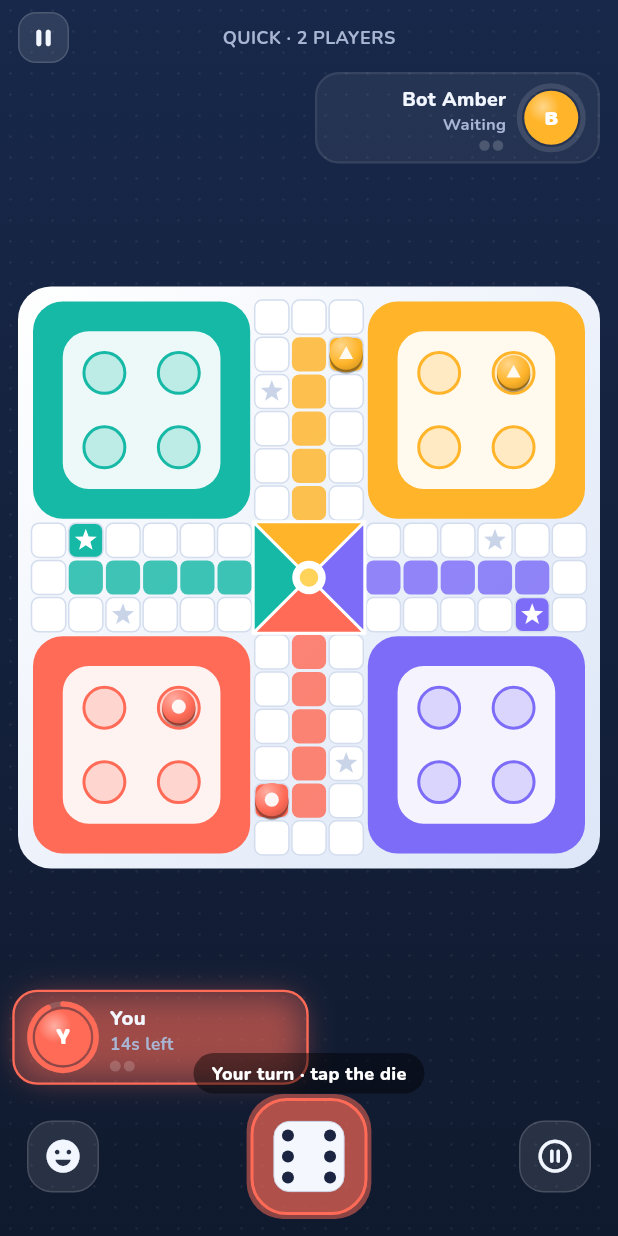
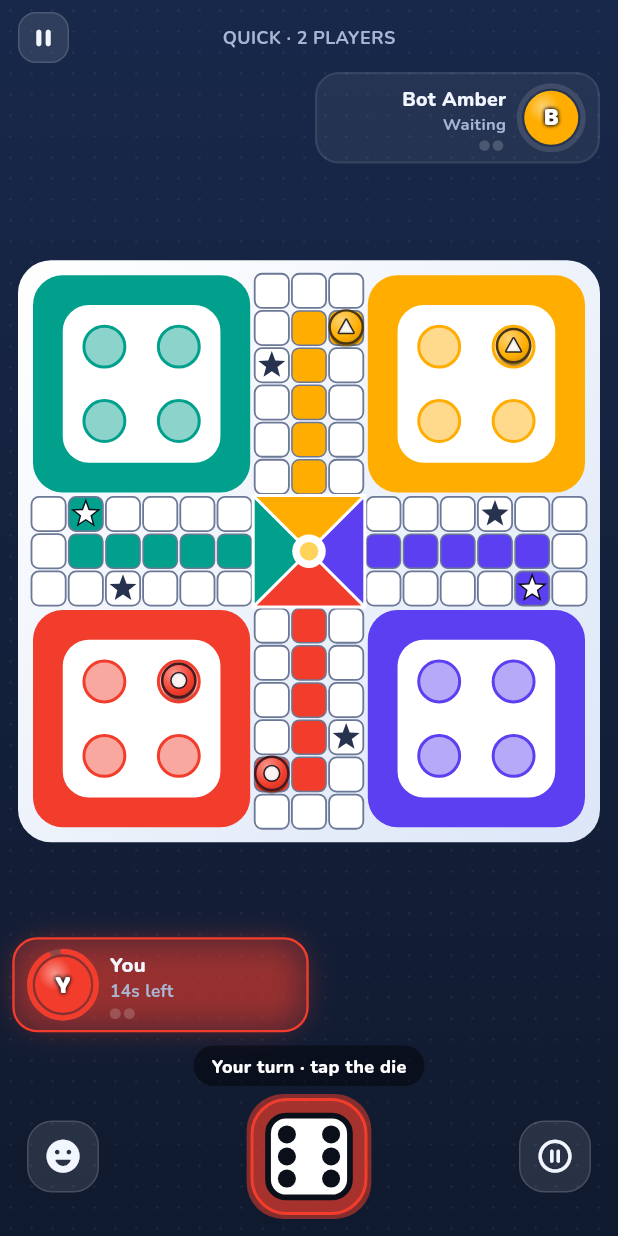
Before and after one commit to varun15j/BoardGames, a Flutter app: the LudoHomeScreen screen opened directly, after a tap on "Quick Match", on a phone screen of 412 x 824 dp. Run offline on Flutter 3.47's test engine with Material 3 defaults, Android fonts, the phone set to English and light mode, and no system bars; our stand-ins replace device_info_plus, google_fonts, sensors_plus, shared_preferences; accounts and stored records are empty.

Commit message:
Rotating move ring, walking footprints and a high-contrast die and board
Also gives the status message its own row so it no longer covers the player cards.

Co-Authored-By: Claude Sonnet 5.5 <noreply@anthropic.com>

```diff
--- a/game_kit/lib/game_kit.dart
+++ b/game_kit/lib/game_kit.dart
@@ -8,7 +8,9 @@ export 'src/buttons.dart';
 export 'src/token_disc.dart';
 export 'src/die_3d.dart';
 export 'src/die_view.dart';
+export 'src/footprints.dart';
 export 'src/frame_monitor.dart';
+export 'src/move_ring.dart';
 export 'src/graphics.dart';
 export 'src/pawn.dart';
 export 'src/tilt.dart';
--- a/game_kit/lib/src/die_view.dart
+++ b/game_kit/lib/src/die_view.dart
@@ -5,6 +5,7 @@ import 'package:flutter/material.dart';
 
 import 'die_3d.dart';
 import 'graphics.dart';
+import 'theme.dart';
 
 /// A tappable 3D die. Whenever [rollId] changes it pops up toward the viewer,
 /// is thrown [throwHeight] pixels up the screen, tumbles, bounces and settles
@@ -159,7 +160,7 @@ class DieViewState extends State<DieView> with TickerProviderStateMixin {
       ),
       child: Transform.rotate(
         angle: spin,
-        child: CustomPaint(size: Size.square(size * 0.6), painter: DiePainter(shownFace, widget.color)),
+        child: CustomPaint(size: Size.square(size * 0.7), painter: DiePainter(shownFace, widget.color)),
       ),
     );
   }
@@ -235,6 +236,9 @@ class DiePainter extends CustomPainter {
   final int value;
   final Color accent;
 
+  static const faceColor = Colors.white;
+  static const pipColor = KitColors.inkDark;
+
   static const _pips = {
     1: [4],
     2: [0, 8],
@@ -247,19 +251,19 @@ class DiePainter extends CustomPainter {
   @override
   void paint(Canvas canvas, Size size) {
     final rr = RRect.fromRectAndRadius(Offset.zero & size, Radius.circular(size.width * 0.22));
-    canvas.drawRRect(rr, Paint()..color = const Color(0xFFF4F7FD));
+    canvas.drawRRect(rr, Paint()..color = faceColor);
     canvas.drawRRect(
       rr,
       Paint()
         ..style = PaintingStyle.stroke
-        ..color = const Color(0xFFCCD6E8),
+        ..strokeWidth = size.width * 0.07
+        ..color = pipColor,
     );
-    final pad = size.width * 0.2;
+    final pad = size.width * 0.23;
     final step = (size.width - pad * 2) / 2;
     for (final i in _pips[value.clamp(1, 6)]!) {
       final c = Offset(pad + (i % 3) * step, pad + (i ~/ 3) * step);
-      final one = value == 1;
-      canvas.drawCircle(c, size.width * (one ? 0.11 : 0.085), Paint()..color = one ? accent : const Color(0xFF1B2440));
+      canvas.drawCircle(c, size.width * (value == 1 ? 0.15 : 0.11), Paint()..color = pipColor);
     }
   }
 
--- /dev/null
+++ b/game_kit/lib/src/footprints.dart
@@ -0,0 +1,220 @@
+import 'dart:math' as math;
+
+import 'package:flutter/material.dart';
+import 'package:flutter/scheduler.dart';
+
+import 'graphics.dart';
+
+/// One print left on the board. Positions are in cell units.
+class Footprint {
+  Footprint({
+    required this.position,
+    required this.angle,
+    required this.leftFoot,
+    required this.color,
+    required this.born,
+  });
+
+  Offset position;
+  double angle;
+  bool leftFoot;
+  Color color;
+  Duration born;
+}
+
+/// How long prints live and how many may be on screen.
+class FootprintStyle {
+  const FootprintStyle({required this.life, required this.maxAlive, required this.dots});
+
+  static const optimized = FootprintStyle(life: Duration(milliseconds: 1800), maxAlive: 12, dots: false);
+  static const performance = FootprintStyle(life: Duration(milliseconds: 1100), maxAlive: 6, dots: true);
+
+  static FootprintStyle of(GraphicsQuality q) => q == GraphicsQuality.optimized ? optimized : performance;
+
+  final Duration life;
+  final int maxAlive;
+
+  /// Simple round dots instead of shoe prints.
+  final bool dots;
+}
+
+/// Even-numbered steps use the left foot, odd ones the right, like walking.
+bool isLeftFoot(int stepNumber) => stepNumber.isEven;
+
+/// Where a print goes: [landing] shifted to the left or right of the
+/// direction of travel by [sideways] cells.
+Offset footprintOffset(Offset landing, Offset direction, bool leftFoot, {double sideways = 0.2}) {
+  final d = direction.distance == 0 ? const Offset(0, -1) : direction / direction.distance;
+  // Screen coordinates: y grows downward, so (dy, -dx) is the walker's left.
+  final left = Offset(d.dy, -d.dx);
+  return landing + left * (leftFoot ? sideways : -sideways);
+}
+
+/// Opacity of a print of the given [age]: solid for the first 60% of its
+/// life, then fading to nothing.
+double footprintOpacity(Duration age, Duration life) {
+  final t = age.inMicroseconds / life.inMicroseconds;
+  if (t < 0 || t >= 1) return 0;
+  return t <= 0.6 ? 1 : 1 - (t - 0.6) / 0.4;
+}
+
+/// Quick scale-in as the foot lands.
+double footprintScale(Duration age) {
+  final t = (age.inMilliseconds / 140).clamp(0.0, 1.0);
+  return 0.4 + 0.6 * Curves.easeOutBack.transform(t);
+}
+
+/// The prints currently on the board. Expired and surplus prints are reused,
+/// so the list never grows past the cap.
+class FootprintTrail extends ChangeNotifier {
+  FootprintTrail({this.style = FootprintStyle.optimized});
+
+  FootprintStyle style;
+  final List<Footprint> prints = [];
+  final List<Footprint> _spare = [];
+
+  bool get isEmpty => prints.isEmpty;
+
+  void add({
+    required Offset landing,
+    required Offset direction,
+    required int stepNumber,
+    required Color color,
+    required Duration now,
+  }) {
+    final left = isLeftFoot(stepNumber);
+    while (prints.length >= style.maxAlive) {
+      _spare.add(prints.removeAt(0));
+    }
+    final position = footprintOffset(landing, direction, left);
+    // The print's toe points the way the walker is going.
+    final angle = math.atan2(direction.dx, -direction.dy);
+    final print = _spare.isEmpty
+        ? Footprint(position: position, angle: angle, leftFoot: left, color: color, born: now)
+        : (_spare.removeLast()
+          ..position = position
+          ..angle = angle
+          ..leftFoot = left
+          ..color = color
+          ..born = now);
+    prints.add(print);
+    notifyListeners();
+  }
+
+  /// Drops prints older than their life.
+  void expire(Duration now) {
+    while (prints.isNotEmpty && now - prints.first.born >= style.life) {
+      _spare.add(prints.removeAt(0));
+    }
+  }
+}
+
+/// Draws a [FootprintTrail] over a board whose cells are [unit] pixels. Call
+/// [FootprintLayerState.step] to leave a print. Ticks only while prints exist.
+class FootprintLayer extends StatefulWidget {
+  const FootprintLayer({super.key, required this.unit, required this.quality});
+  final double unit;
+  final GraphicsQuality quality;
+
+  @override
+  State<FootprintLayer> createState() => FootprintLayerState();
+}
+
+class FootprintLayerState extends State<FootprintLayer> with SingleTickerProviderStateMixin {
+  late final FootprintTrail trail = FootprintTrail(style: FootprintStyle.of(widget.quality));
+  late final Ticker _ticker = createTicker(_tick);
+  final ValueNotifier<Duration> _clock = ValueNotifier(Duration.zero);
+  Duration _offset = Duration.zero;
+
+  @override
+  void didUpdateWidget(FootprintLayer oldWidget) {
+    super.didUpdateWidget(oldWidget);
+    trail.style = FootprintStyle.of(widget.quality);
+  }
+
+  void step({required Offset landing, required Offset direction, required int stepNumber, required Color color}) {
+    trail.add(landing: landing, direction: direction, stepNumber: stepNumber, color: color, now: _clock.value);
+    if (!_ticker.isActive) {
+      _offset = _clock.value;
+      _ticker.start();
+    }
+  }
+
+  void _tick(Duration elapsed) {
+    _clock.value = _offset + elapsed;
+    trail.expire(_clock.value);
+    if (trail.isEmpty) _ticker.stop();
+  }
+
+  @override
+  void dispose() {
+    _ticker.dispose();
+    _clock.dispose();
+    trail.dispose();
+    super.dispose();
+  }
+
+  @override
+  Widget build(BuildContext context) {
+    return IgnorePointer(
+      child: RepaintBoundary(
+        child: CustomPaint(
+          size: Size.infinite,
+          painter: FootprintPainter(trail: trail, clock: _clock, unit: widget.unit),
+        ),
+      ),
+    );
+  }
+}
+
+class FootprintPainter extends CustomPainter {
+  FootprintPainter({required this.trail, required this.clock, required this.unit})
+      : super(repaint: Listenable.merge([trail, clock]));
+
+  final FootprintTrail trail;
+  final ValueNotifier<Duration> clock;
+  final double unit;
+
+  @override
+  void paint(Canvas canvas, Size size) {
+    final style = trail.style;
+    for (final p in trail.prints) {
+      final age = clock.value - p.born;
+      final opacity = footprintOpacity(age, style.life);
+      if (opacity <= 0) continue;
+      final fill = Paint()..color = p.color.withValues(alpha: opacity);
+      final rim = Paint()
+        ..style = PaintingStyle.stroke
+        ..strokeWidth = 1.2
+        ..color = Colors.white.withValues(alpha: opacity * 0.9);
+      canvas.save();
+      canvas.translate(p.position.dx * unit, p.position.dy * unit);
+      if (style.dots) {
+        canvas.drawCircle(Offset.zero, unit * 0.14, fill);
+        canvas.drawCircle(Offset.zero, unit * 0.14, rim);
+      } else {
+        canvas.rotate(p.angle);
+        final s = unit * footprintScale(age);
+        final shoe = shoePrintPath(s, p.leftFoot);
+        canvas.drawPath(shoe, rim);
+        canvas.drawPath(shoe, fill);
+      }
+      canvas.restore();
+    }
+  }
+
+  @override
+  bool shouldRepaint(FootprintPainter old) => old.unit != unit || old.trail != trail;
+}
+
+/// A shoe print about half a cell long, toe pointing up: sole plus heel.
+Path shoePrintPath(double unit, bool leftFoot) {
+  final side = leftFoot ? 1.0 : -1.0;
+  final sole = Path()
+    ..moveTo(-0.10 * unit, 0.04 * unit)
+    ..cubicTo(-0.17 * unit, -0.12 * unit, -0.12 * unit, -0.29 * unit, 0.02 * side * unit, -0.29 * unit)
+    ..cubicTo(0.15 * unit, -0.28 * unit, 0.15 * unit, -0.10 * unit, 0.09 * unit, 0.04 * unit)
+    ..close();
+  return sole
+    ..addOval(Rect.fromCenter(center: Offset(0, 0.16 * unit), width: 0.17 * unit, height: 0.16 * unit));
+}
--- a/game_kit/lib/src/pawn.dart
+++ b/game_kit/lib/src/pawn.dart
@@ -61,7 +61,7 @@ class PawnPainter extends CustomPainter {
     final lean = Offset(t.dx * s * 0.12, t.dy * s * 0.09);
     final head = foot + Offset(0, -s * 0.70) + lean;
     final headRadius = s * 0.34;
-    final dark = Color.lerp(color, Colors.black, 0.5)!;
+    final dark = Color.lerp(color, KitColors.inkDark, 0.72)!;
     final light = Color.lerp(color, Colors.white, 0.55)!;
 
     // Cast shadow, opposite to the tilt, plus a tight contact shadow.
@@ -94,7 +94,7 @@ class PawnPainter extends CustomPainter {
       ..close();
     final outline = Paint()
       ..style = PaintingStyle.stroke
-      ..strokeWidth = math.max(1, s * 0.07)
+      ..strokeWidth = math.max(1.5, s * 0.11)
       ..strokeJoin = StrokeJoin.round
       ..color = dark;
     canvas.drawPath(body, outline);
--- a/game_kit/lib/src/theme.dart
+++ b/game_kit/lib/src/theme.dart
@@ -15,14 +15,17 @@ class KitColors {
   static const line = Color(0xFF2C3D62);
   static const tile = Color(0xFFFAFCFF);
   static const tileEdge = Color(0xFFD7E1F2);
-  static const coral = Color(0xFFFF6B57);
-  static const teal = Color(0xFF16B8A6);
-  static const amber = Color(0xFFFFB429);
-  static const violet = Color(0xFF7C6CF7);
+  static const coral = Color(0xFFF23D2C);
+  static const teal = Color(0xFF00A08C);
+  static const amber = Color(0xFFFFAD00);
+  static const violet = Color(0xFF5B3FF0);
   static const gold = Color(0xFFFFD25A);
   static const goldDeep = Color(0xFFC99A1C);
   static const goldInk = Color(0xFF3A2A00);
   static const danger = Color(0xFFFF3B3B);
+
+  /// Near-black used for pips, outlines and mark edges.
+  static const inkDark = Color(0xFF0B0F1A);
 }
 
 /// A player colour together with its mark.
--- a/game_kit/lib/src/token_disc.dart
+++ b/game_kit/lib/src/token_disc.dart
@@ -3,39 +3,42 @@ import 'theme.dart';
 
 /// Paints a white shape mark centred at [c] inside a box of side [size].
 void paintShapeMark(Canvas canvas, Offset c, double size, PlayerShape shape, [double opacity = 0.92]) {
-  final p = Paint()..color = Colors.white.withValues(alpha: opacity);
   final h = size / 2;
+  final path = Path();
   switch (shape) {
     case PlayerShape.circle:
-      canvas.drawCircle(c, h, p);
+      path.addOval(Rect.fromCircle(center: c, radius: h));
     case PlayerShape.square:
-      canvas.drawRRect(
+      path.addRRect(
         RRect.fromRectAndRadius(
           Rect.fromCenter(center: c, width: size * 0.9, height: size * 0.9),
           Radius.circular(size * 0.12),
         ),
-        p,
       );
     case PlayerShape.triangle:
-      canvas.drawPath(
-        Path()
+      path
         ..moveTo(c.dx, c.dy - h)
         ..lineTo(c.dx + h, c.dy + h * 0.8)
         ..lineTo(c.dx - h, c.dy + h * 0.8)
-          ..close(),
-        p,
-      );
+        ..close();
     case PlayerShape.diamond:
-      canvas.drawPath(
-        Path()
+      path
         ..moveTo(c.dx, c.dy - h)
         ..lineTo(c.dx + h, c.dy)
         ..lineTo(c.dx, c.dy + h)
         ..lineTo(c.dx - h, c.dy)
-          ..close(),
-        p,
+        ..close();
+  }
+  // The dark edge keeps the white mark readable on light colours like amber.
+  canvas.drawPath(
+    path,
+    Paint()
+      ..style = PaintingStyle.stroke
+      ..strokeWidth = size * 0.22
+      ..strokeJoin = StrokeJoin.round
+      ..color = KitColors.inkDark.withValues(alpha: 0.85),
   );
-  }
+  canvas.drawPath(path, Paint()..color = Colors.white.withValues(alpha: opacity));
 }
 
 /// A glossy disc with a white shape mark - the game token.
@@ -75,6 +78,14 @@ class TokenDiscPainter extends CustomPainter {
           stops: const [0, 0.55, 1],
         ).createShader(body),
     );
+    canvas.drawCircle(
+      body.center,
+      body.width / 2,
+      Paint()
+        ..style = PaintingStyle.stroke
+        ..strokeWidth = s * 0.07
+        ..color = Color.lerp(color, KitColors.inkDark, 0.75)!,
+    );
     paintShapeMark(canvas, body.center, s * 0.4, shape);
   }
 
@@ -103,7 +114,15 @@ class InitialDisc extends StatelessWidget {
           stops: const [0, 0.6],
         ),
       ),
-      child: Text(letter, style: KitTheme.heading(size: size * 0.42, color: Colors.white)),
+      child: Text(
+        letter,
+        style: KitTheme.heading(size: size * 0.46, color: Colors.white).copyWith(
+          shadows: const [
+            Shadow(color: KitColors.inkDark, blurRadius: 3),
+            Shadow(color: KitColors.inkDark, blurRadius: 3),
+          ],
+        ),
+      ),
     );
   }
 }
--- a/ludo/lib/src/ui/board_view.dart
+++ b/ludo/lib/src/ui/board_view.dart
@@ -33,6 +33,7 @@ class _BoardViewState extends State<BoardView> with SingleTickerProviderStateMix
   final List<_Fx> _fx = [];
   StreamSubscription<LudoEvent>? _sub;
   int _fxId = 0;
+  final GlobalKey<FootprintLayerState> _footprints = GlobalKey();
 
   LudoController get c => widget.controller;
   bool get _optimized => widget.quality == GraphicsQuality.optimized;
@@ -83,6 +84,16 @@ class _BoardViewState extends State<BoardView> with SingleTickerProviderStateMix
         _add((u, k) => _Ripple(key: k, at: const BoardPoint(7.5, 7.5), unit: u), ms: 800);
       case BannerEvent(:final text, :final color):
         _add((u, k) => _Banner(key: k, text: text, color: color, reduce: c.reduceMotion), ms: 1200);
+      case StepEvent(:final seat, :final from, :final to, :final number, :final last):
+        // With reduced motion only the final square is marked.
+        if (c.reduceMotion && !last) return;
+        final color = kCornerStyles[c.state.cornerOf(seat)].color;
+        _footprints.currentState?.step(
+          landing: Offset(to.col, to.row),
+          direction: Offset(to.col - from.col, to.row - from.row),
+          stepNumber: number,
+          color: Color.lerp(color, KitColors.inkDark, 0.35)!,
+        );
       case ReactionEvent():
         break;
     }
@@ -147,6 +158,10 @@ class _BoardViewState extends State<BoardView> with SingleTickerProviderStateMix
                   clipBehavior: Clip.none,
                   children: [
                     Positioned.fill(child: RepaintBoundary(child: CustomPaint(painter: BoardPainter()))),
+                    // Prints sit under the pieces.
+                    Positioned.fill(
+                      child: FootprintLayer(key: _footprints, unit: u, quality: widget.quality),
+                    ),
                     for (final g in c.ghosts) _ghost(g, u),
                     ..._tokens(u),
                     for (final fx in _fx) fx.builder(u, fx.key),
@@ -202,8 +217,8 @@ class _BoardViewState extends State<BoardView> with SingleTickerProviderStateMix
         isMovable ? 3 : (fly ? 2 : (home ? 0 : 1)),
         AnimatedPositioned(
           key: ValueKey('token-${e.seat}-${e.token}'),
-          duration: Duration(milliseconds: c.reduceMotion ? 40 : (fly ? 550 : 150)),
-          curve: fly ? Curves.easeInBack : Curves.easeOut,
+          duration: Duration(milliseconds: c.reduceMotion ? 40 : (fly ? 550 : LudoController.stepMs - 20)),
+          curve: fly ? Curves.easeInBack : Curves.easeInOut,
           left: (e.p.col + dx) * u - box / 2,
           top: (e.p.row + dy) * u - box / 2,
           width: box,
@@ -261,7 +276,7 @@ class TokenView extends StatefulWidget {
 }
 
 class _TokenViewState extends State<TokenView> with TickerProviderStateMixin {
-  late final AnimationController _hop = AnimationController(vsync: this, duration: const Duration(milliseconds: 160));
+  late final AnimationController _hop = AnimationController(vsync: this, duration: const Duration(milliseconds: LudoController.stepMs));
   late final AnimationController _pulse = AnimationController(vsync: this, duration: const Duration(milliseconds: 900));
 
   @override
@@ -309,25 +324,14 @@ class _TokenViewState extends State<TokenView> with TickerProviderStateMixin {
               final h = math.sin(_hop.value * math.pi);
               final squash = _hop.value > 0.7 && _hop.value < 1 ? math.sin((_hop.value - 0.7) / 0.3 * math.pi) : 0.0;
               final bob = widget.movable ? -s * 0.14 * _pulse.value : 0.0;
-              final ring = 0.8 + 0.28 * _pulse.value;
               return Stack(
                 alignment: Alignment.center,
                 clipBehavior: Clip.none,
                 children: [
                   if (widget.movable)
-                    Opacity(
-                      opacity: widget.reduceMotion ? 0.9 : 0.9 - 0.55 * _pulse.value,
-                      child: Container(
-                        width: s * 1.9 * ring,
-                        height: s * 1.9 * ring,
-                        decoration: BoxDecoration(
-                          shape: BoxShape.circle,
-                          border: Border.all(color: KitColors.gold, width: 3),
-                        ),
-                      ),
-                    ),
+                    MoveRing(size: s * 1.8, quality: widget.quality, reduceMotion: widget.reduceMotion),
                   Transform.translate(
-                    offset: Offset(0, bob - s * 0.55 * h),
+                    offset: Offset(0, bob - s * 0.85 * h),
                     child: Transform(
                       // Stretch in the air, squash as it lands.
                       alignment: Alignment.bottomCenter,
@@ -548,6 +552,9 @@ class _Banner extends StatelessWidget {
 
 /// Paints the static board: bases, loop tiles, stars, home lanes, centre.
 class BoardPainter extends CustomPainter {
+  static const tileOutline = Color(0xFF6B7896);
+  static const starColor = Color(0xFF27324F);
+
   @override
   void paint(Canvas canvas, Size size) {
     final u = size.width / Board.size;
@@ -563,11 +570,11 @@ class BoardPainter extends CustomPainter {
       final inner = outer.deflate(u * 0.8);
       canvas.drawRRect(
         RRect.fromRectAndRadius(inner, Radius.circular(u * 0.7)),
-        Paint()..color = Colors.white.withValues(alpha: 0.92),
+        Paint()..color = Colors.white,
       );
       for (final s in Board.sockets) {
         final c = Offset((o[1] + s[1]) * u, (o[0] + s[0]) * u);
-        canvas.drawCircle(c, u * 0.55, Paint()..color = color.withValues(alpha: 0.22));
+        canvas.drawCircle(c, u * 0.55, Paint()..color = color.withValues(alpha: 0.45));
         canvas.drawCircle(
           c,
           u * 0.55,
@@ -584,14 +591,21 @@ class BoardPainter extends CustomPainter {
       for (final rc in Board.lanes[p]) {
         canvas.drawRRect(
           RRect.fromRectAndRadius(cell(rc[0], rc[1]), Radius.circular(u * 0.2)),
-          Paint()..color = kCornerStyles[p].color.withValues(alpha: 0.82),
+          Paint()..color = kCornerStyles[p].color,
+        );
+        canvas.drawRRect(
+          RRect.fromRectAndRadius(cell(rc[0], rc[1]), Radius.circular(u * 0.2)),
+          Paint()
+            ..style = PaintingStyle.stroke
+            ..strokeWidth = 1
+            ..color = tileOutline,
         );
       }
     }
     final edge = Paint()
       ..style = PaintingStyle.stroke
-      ..strokeWidth = 1
-      ..color = const Color(0xFFD3DDEE);
+      ..strokeWidth = 1.2
+      ..color = tileOutline;
     for (var i = 0; i < Board.loop.length; i++) {
       final rc = Board.loop[i];
       final rr = RRect.fromRectAndRadius(cell(rc[0], rc[1]), Radius.circular(u * 0.2));
@@ -599,7 +613,10 @@ class BoardPainter extends CustomPainter {
       canvas.drawRRect(rr, Paint()..color = startOf >= 0 ? kCornerStyles[startOf].color : Colors.white);
       canvas.drawRRect(rr, edge);
       if (Board.isSafeLoopIndex(i)) {
-        _star(canvas, Offset(rc[1] * u + u / 2, rc[0] * u + u / 2), u * 0.31, startOf >= 0 ? Colors.white : const Color(0xFFC9D4E8));
+        final centre = Offset(rc[1] * u + u / 2, rc[0] * u + u / 2);
+        // White with a dark edge on start squares, solid dark elsewhere.
+        if (startOf >= 0) _star(canvas, centre, u * 0.42, KitColors.inkDark);
+        _star(canvas, centre, u * (startOf >= 0 ? 0.31 : 0.38), startOf >= 0 ? Colors.white : starColor);
       }
     }
 
--- a/ludo/lib/src/ui/controller.dart
+++ b/ludo/lib/src/ui/controller.dart
@@ -48,6 +48,18 @@ class BannerEvent extends LudoEvent {
   final Color color;
 }
 
+/// A token landed on a square while walking.
+class StepEvent extends LudoEvent {
+  const StepEvent({required this.seat, required this.from, required this.to, required this.number, required this.last});
+  final int seat;
+  final BoardPoint from;
+  final BoardPoint to;
+
+  /// 1 for the first square of the move, then 2, 3...
+  final int number;
+  final bool last;
+}
+
 class ReactionEvent extends LudoEvent {
   const ReactionEvent(this.seat, this.emoji);
   final int seat;
@@ -90,6 +102,9 @@ class LudoController extends ChangeNotifier {
   bool soundOn;
   bool hapticsOn;
   bool reduceMotion;
+
+  /// Time for one hop from a square to the next.
+  static const stepMs = 180;
 
   /// How long the die takes to show its result; the 3D throw is longer.
   int rollMs = 950;
@@ -285,9 +300,18 @@ class LudoController extends ChangeNotifier {
     } else {
       for (var k = res.from + 1; k <= res.to; k++) {
         if (g != _gen) return;
+        final before = _pointFor(seat, token, k - 1);
         display[seat][token] = k;
         notifyListeners();
-        await _wait(165);
+        await _wait(stepMs);
+        if (g != _gen) return;
+        _emit(StepEvent(
+          seat: seat,
+          from: before,
+          to: _pointFor(seat, token, k),
+          number: k - res.from,
+          last: k == res.to,
+        ));
       }
     }
     if (g != _gen) return;
--- a/ludo/lib/src/ui/game_screen.dart
+++ b/ludo/lib/src/ui/game_screen.dart
@@ -302,10 +302,22 @@ class _GameScreenState extends State<GameScreen> {
     final style = kCornerStyles[c.currentSeat.corner];
     return Padding(
       padding: const EdgeInsets.fromLTRB(18, 6, 18, 14),
-      child: Stack(
-        clipBehavior: Clip.none,
-        alignment: Alignment.center,
+      child: Column(
+        mainAxisSize: MainAxisSize.min,
         children: [
+          // The status has its own row so it never covers the player cards.
+          Container(
+            key: const ValueKey('status'),
+            margin: const EdgeInsets.only(bottom: 8),
+            padding: const EdgeInsets.symmetric(horizontal: 12, vertical: 5),
+            decoration: BoxDecoration(color: Colors.black.withValues(alpha: 0.45), borderRadius: BorderRadius.circular(999)),
+            child: Text(
+              c.status,
+              maxLines: 1,
+              overflow: TextOverflow.ellipsis,
+              style: KitTheme.body(size: 12, weight: FontWeight.w800, color: Colors.white),
+            ),
+          ),
           Row(
             mainAxisAlignment: MainAxisAlignment.spaceBetween,
             children: [
@@ -326,14 +338,6 @@ class _GameScreenState extends State<GameScreen> {
               ),
               _roundButton(Icons.pause_circle_outline_rounded, 'Pause', _pause, size: 48),
             ],
-          ),
-          Positioned(
-            top: -30,
-            child: Container(
-              padding: const EdgeInsets.symmetric(horizontal: 12, vertical: 5),
-              decoration: BoxDecoration(color: Colors.black.withValues(alpha: 0.45), borderRadius: BorderRadius.circular(999)),
-              child: Text(c.status, style: KitTheme.body(size: 12, weight: FontWeight.w800, color: Colors.white)),
-            ),
           ),
         ],
       ),
```
Also changed, not shown: game_kit/lib/src/die_3d.dart (+28 -35 lines), game_kit/lib/src/move_ring.dart (added, +105 -0 lines), 3 other files. Lines whose indentation alone changed are shown as unchanged.
